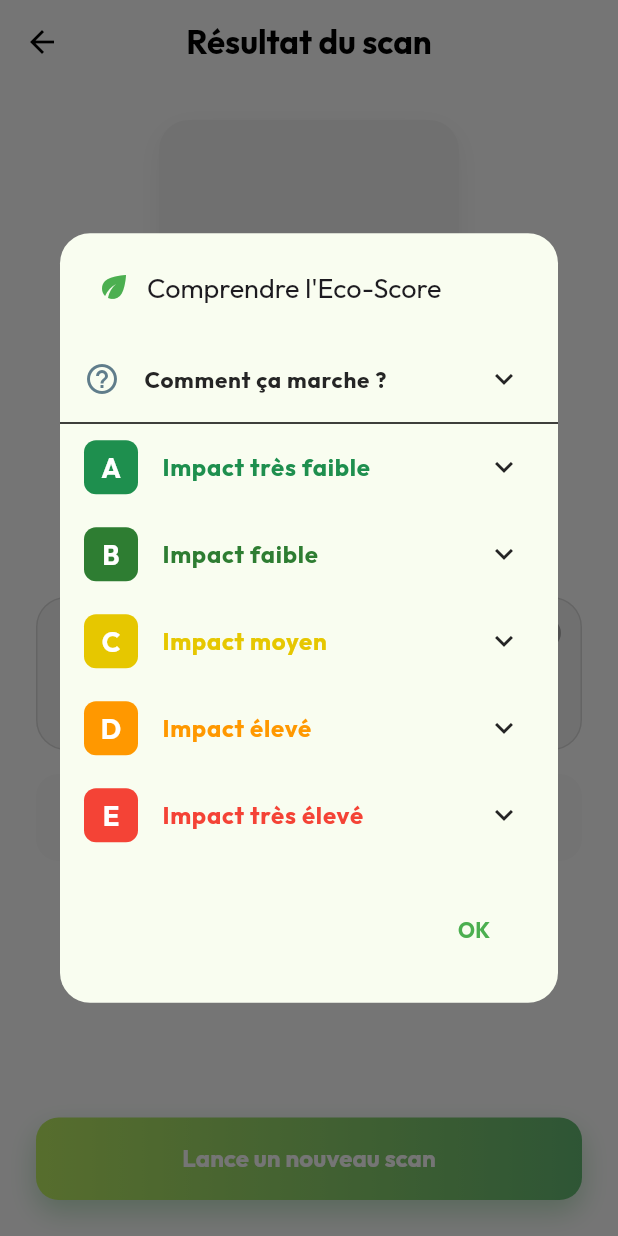
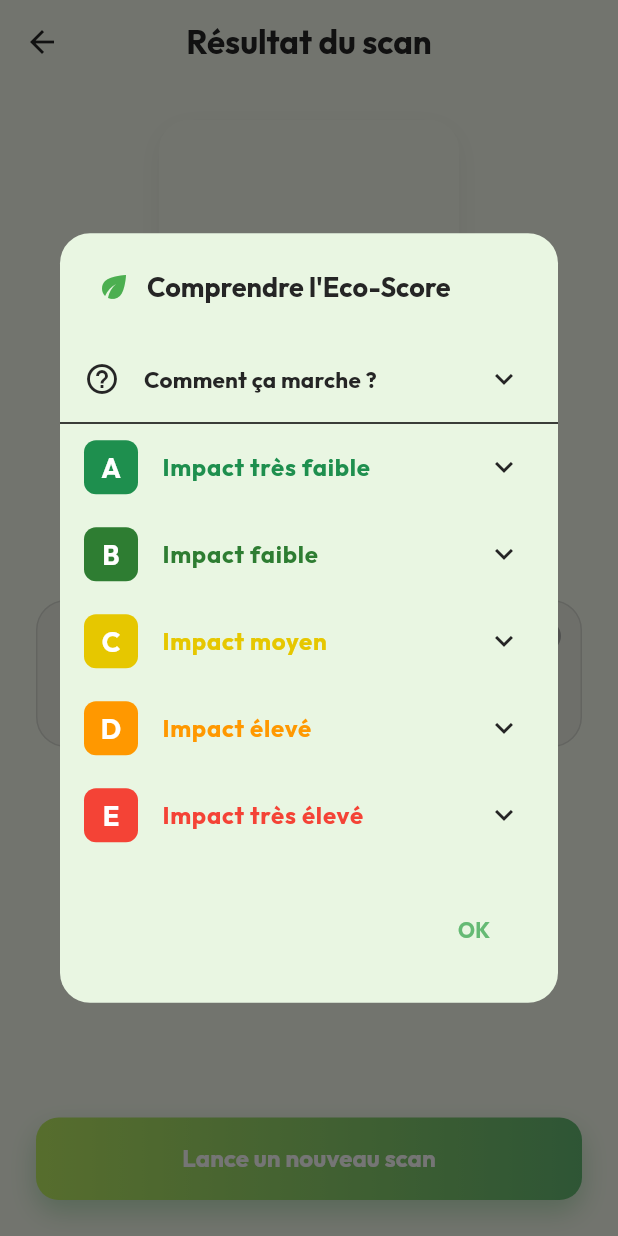
Before and after one commit to MorganPhlp/oikos, a Flutter app: the ProductDetailsPage screen opened directly with empty values, after a tap on the "info outline" icon, on a phone screen of 412 x 824 dp. Run offline on Flutter 3.47's test engine with Material 3 defaults, Android fonts, the phone set to English and light mode, and no system bars; our stand-ins replace bloc_concurrency, equatable, fl_chart, flutter_animate, flutter_bloc, fpdart and 9 more; missing offline and left inert: contribution_heatmap, flutter_confetti, flutter_js, mobile_scanner, syncfusion_flutter_pdfviewer; accounts and stored records are empty; network calls fail.

Commit message:
[Code-Barres] : => Suggestion finie => couleurs des pages de la feature scan s'adapte bien au light mode et dark mode

```diff
--- a/lib/features/codeBarre/presentation/pages/product_details_page.dart
+++ b/lib/features/codeBarre/presentation/pages/product_details_page.dart
@@ -15,6 +15,10 @@ class ProductDetailsPage extends StatelessWidget {
 
   @override
   Widget build(BuildContext context) {
+    final theme = Theme.of(context);//theme global de l'appli
+    final colorScheme = theme.colorScheme;
+    final textTheme = theme.textTheme;
+
     // Récupération des scores (ou '?' si inconnu)
     final ecoScore = aliment.ecoScore?.toUpperCase() ?? '?';
     final nutriScore = aliment.nutriScore?.toUpperCase() ?? '?';
@@ -23,17 +27,20 @@ class ProductDetailsPage extends StatelessWidget {
     return BlocProvider(
       create: (_) => serviceLocator<AlternativeProductCubit>()..loadAlternative(aliment),
       child: Scaffold(
-        backgroundColor: Colors.white,
+        backgroundColor: colorScheme.surface,
         appBar: AppBar(
           backgroundColor: Colors.transparent,
           elevation: 0,
           leading: IconButton(
-            icon: const Icon(Icons.arrow_back, color: Colors.black),
+            icon: Icon(Icons.arrow_back, color: colorScheme.onSurface),
             onPressed: () => context.pop(),
           ),
-          title: const Text(
+          title: Text(
             "Résultat du scan",
-            style: TextStyle(color: Colors.black, fontWeight: FontWeight.bold),
+            style: textTheme.titleLarge?.copyWith(
+              fontWeight: FontWeight.bold,
+              color: colorScheme.onSurface,
+            ),
           ),
           centerTitle: true,
         ),
@@ -52,7 +59,7 @@ class ProductDetailsPage extends StatelessWidget {
                           height: 200,
                           width: 200,
                           decoration: BoxDecoration(
-                            color: Colors.grey[100],
+                            color: colorScheme.surfaceContainerHighest,
                             borderRadius: BorderRadius.circular(20),
                             boxShadow: [
                               BoxShadow(
@@ -68,14 +75,14 @@ class ProductDetailsPage extends StatelessWidget {
                             child: Image.network(
                               aliment.imageUrl!,
                               fit: BoxFit.cover,
-                              errorBuilder: (_, __, ___) => const Icon(
+                              errorBuilder: (_, __, ___) => Icon(
                                   Icons.fastfood,
                                   size: 50,
-                                  color: Colors.grey),
+                                  color: colorScheme.onSurfaceVariant),
                             ),
                           )
-                              : const Icon(Icons.image_not_supported,
-                              size: 50, color: Colors.grey),
+                              : Icon(Icons.image_not_supported,
+                              size: 50, color: colorScheme.onSurfaceVariant),
                         ),
                       ),
                       const SizedBox(height: 24),
@@ -83,15 +90,19 @@ class ProductDetailsPage extends StatelessWidget {
                       // --- TITRE ET MARQUE ---
                       Text(
                         aliment.nom,
-                        style: const TextStyle(
-                            fontSize: 22, fontWeight: FontWeight.bold),
+                        style: textTheme.headlineSmall?.copyWith(
+                          fontWeight: FontWeight.bold,
+                          color: colorScheme.onSurface,
+                        ),
                         textAlign: TextAlign.center,
                       ),
                       if (aliment.marque != null) ...[
                         const SizedBox(height: 8),
                         Text(
                           aliment.marque!,
-                          style: TextStyle(fontSize: 16, color: Colors.grey[600]),
+                          style: textTheme.bodyLarge?.copyWith(
+                            color: colorScheme.onSurfaceVariant,
+                          ),
                           textAlign: TextAlign.center,
                         ),
                       ],
@@ -117,13 +128,12 @@ class ProductDetailsPage extends StatelessWidget {
                                 Column(
                                   crossAxisAlignment: CrossAxisAlignment.start,
                                   children: [
-                                    const Text("Eco-Score",
-                                        style: TextStyle(
-                                            fontSize: 14, color: Colors.black54)),
+                                    Text("Eco-Score",
+                                        style: textTheme.bodyMedium?.copyWith(
+                                            color: colorScheme.onSurface.withOpacity(0.7))),
                                     Text(
                                       isEcoScoreKnown ? "Classe $ecoScore" : "Inconnu",
-                                      style: TextStyle(
-                                        fontSize: 28,
+                                      style: textTheme.headlineMedium?.copyWith(
                                         fontWeight: FontWeight.w900,
                                         color: _getScoreColor(ecoScore),
                                       ),
@@ -154,15 +164,16 @@ class ProductDetailsPage extends StatelessWidget {
                         padding: const EdgeInsets.symmetric(
                             horizontal: 20, vertical: 15),
                         decoration: BoxDecoration(
-                          color: Colors.grey[50],
+                          color: colorScheme.surfaceContainerHighest.withOpacity(0.5),
                           borderRadius: BorderRadius.circular(15),
                         ),
                         child: Row(
                           mainAxisAlignment: MainAxisAlignment.spaceBetween,
                           children: [
-                            const Text("Nutri-Score",
-                                style: TextStyle(
-                                    fontSize: 16, fontWeight: FontWeight.w600)),
+                            Text("Nutri-Score",
+                                style: textTheme.titleMedium?.copyWith(
+                                    fontWeight: FontWeight.w600,
+                                    color: colorScheme.onSurface)),
                             Container(
                               padding: const EdgeInsets.symmetric(
                                   horizontal: 12, vertical: 4),
@@ -189,10 +200,13 @@ class ProductDetailsPage extends StatelessWidget {
                       BlocBuilder<AlternativeProductCubit, AlternativeProductState>(
                         builder: (context, state) {
                           if (state is AlternativeProductLoading) {
-                            return const Center(
+                            return Center(
                               child: Padding(
-                                padding: EdgeInsets.all(8.0),
-                                child: CircularProgressIndicator(strokeWidth: 2),// peut etre  a retirer
+                                padding: const EdgeInsets.all(8.0),
+                                child: CircularProgressIndicator(
+                                  strokeWidth: 2,
+                                  color: colorScheme.primary,
+                                ),
                               ),
                             );
                           }
@@ -207,10 +221,11 @@ class ProductDetailsPage extends StatelessWidget {
                       ),
 
                       const SizedBox(height: 24),
-                      const Text(
+                      Text(
                         "Données issues d'Open Food Facts.",
-                        style: TextStyle(
-                            color: Colors.grey, fontSize: 12, fontStyle: FontStyle.italic),
+                        style: textTheme.bodySmall?.copyWith(
+                            color: colorScheme.outline, // Gris subtil
+                            fontStyle: FontStyle.italic),
                         textAlign: TextAlign.center,
                       ),
                     ],
@@ -238,27 +253,37 @@ class ProductDetailsPage extends StatelessWidget {
 
   // --- WIDGET POUR LA SUGGESTION ---
   Widget _buildAlternativeCard(BuildContext context, AlimentEntity alternative) {
+    final theme = Theme.of(context);
+    final colorScheme = theme.colorScheme;
+    final isDark = theme.brightness == Brightness.dark;
+    final cardBgColor = isDark ? Colors.green.shade900.withOpacity(0.3) : Colors.green.shade50;
+    final cardBorderColor = isDark ? Colors.green.shade700 : Colors.green.shade200;
+    final iconColor = isDark ? Colors.green.shade300 : Colors.green.shade700;
+    final titleColor = isDark ? Colors.green.shade200 : Colors.green.shade800;
+
     final altEcoScore = alternative.ecoScore?.toUpperCase() ?? '?';
     final bool isAltEcoScoreKnown = ['A', 'B', 'C', 'D', 'E'].contains(altEcoScore);
+
+
 
     return Container(
       padding: const EdgeInsets.all(16),
       decoration: BoxDecoration(
-        color: Colors.green.shade50, // Fond vert très clair pour attirer l'oeil
+        color: cardBgColor, // Fond vert très clair pour attirer l'oeil
         borderRadius: BorderRadius.circular(16),
-        border: Border.all(color: Colors.green.shade200),
+        border: Border.all(color: cardBorderColor),
       ),
       child: Column(
         crossAxisAlignment: CrossAxisAlignment.start,
         children: [
           Row(
             children: [
-              Icon(Icons.eco, color: Colors.green.shade700, size: 20),
+              Icon(Icons.eco, color: iconColor, size: 20),
               const SizedBox(width: 8),
               Text(
                 "Alternative plus écologique",
                 style: TextStyle(
-                  color: Colors.green.shade800,
+                  color: titleColor,
                   fontWeight: FontWeight.bold,
                   fontSize: 16,
                 ),
@@ -279,14 +304,14 @@ class ProductDetailsPage extends StatelessWidget {
                   child: Container(
                     height: 60,
                     width: 60,
-                    color: Colors.white,
+                    color: colorScheme.surface,
                     child: alternative.imageUrl != null
                         ? Image.network(
                       alternative.imageUrl!,
                       fit: BoxFit.cover,
                       // AJOUT DE LA SÉCURITÉ pour l'affichage
                       errorBuilder: (context, error, stackTrace) {
-                        return const Icon(Icons.image_not_supported, color: Colors.grey);
+                        return Icon(Icons.image_not_supported, color: colorScheme.onSurfaceVariant);
                       },
                     )
                         : const Icon(Icons.image, color: Colors.grey),
@@ -302,12 +327,17 @@ class ProductDetailsPage extends StatelessWidget {
                         alternative.nom,
                         maxLines: 2,
                         overflow: TextOverflow.ellipsis,
-                        style: const TextStyle(fontWeight: FontWeight.w600, fontSize: 15),
+                        style: theme.textTheme.titleMedium?.copyWith(
+                          fontWeight: FontWeight.w600,
+                          color: colorScheme.onSurface,
+                        ),
                       ),
                       if (alternative.marque != null)
                         Text(
                           alternative.marque!,
-                          style: TextStyle(color: Colors.grey.shade600, fontSize: 13),
+                          style: theme.textTheme.bodyMedium?.copyWith(
+                            color: colorScheme.onSurfaceVariant,
+                          ),
                         ),
                     ],
                   ),
@@ -327,7 +357,7 @@ class ProductDetailsPage extends StatelessWidget {
                   ),
                 ),
                 const SizedBox(width: 8),
-                const Icon(Icons.arrow_forward_ios, size: 16, color: Colors.grey),
+                Icon(Icons.arrow_forward_ios, size: 16, color: colorScheme.onSurfaceVariant),
               ],
             ),
           ),
--- a/lib/features/codeBarre/presentation/widgets/eco_score_legend_dialog.dart
+++ b/lib/features/codeBarre/presentation/widgets/eco_score_legend_dialog.dart
@@ -5,78 +5,106 @@ class EcoScoreLegendDialog extends StatelessWidget {
 
   @override
   Widget build(BuildContext context) {
+    // Récupération du thème pour l'harmonisation
+    final theme = Theme.of(context);
+    final colorScheme = theme.colorScheme;
+    final textTheme = theme.textTheme;
+
     return AlertDialog(
+      backgroundColor: colorScheme.surface,
+      surfaceTintColor: colorScheme.surfaceTint, // Petit effet teinté Material 3
+
       shape: RoundedRectangleBorder(borderRadius: BorderRadius.circular(20)),
-      // Le titre reste fixe en haut
-      title: const Row(
+
+      title: Row(
         children: [
-          Icon(Icons.eco, color: Colors.green),
-          SizedBox(width: 10),
-          Text("Comprendre l'Eco-Score", style: TextStyle(fontSize: 18)),
+          const Icon(Icons.eco, color: Colors.green),
+          const SizedBox(width: 10),
+          Expanded( // Expanded au cas où le texte est long sur petit écran
+            child: Text(
+              "Comprendre l'Eco-Score",
+              style: textTheme.titleLarge?.copyWith(
+                fontSize: 18,
+                fontWeight: FontWeight.bold,
+                color: colorScheme.onSurface, // Texte qui s'adapte (noir/blanc)
+              ),
+            ),
+          ),
         ],
       ),
-      contentPadding: const EdgeInsets.fromLTRB(0, 20, 0, 24), // On gère le padding nous-mêmes
+
+      contentPadding: const EdgeInsets.fromLTRB(0, 20, 0, 24),
+
       content: SizedBox(
-        width: double.maxFinite, // Force la largeur max pour le menu déroulant
+        width: double.maxFinite,
         child: SingleChildScrollView(
           child: Column(
             children: [
-              // --- 1. SECTION EXPLICATION GÉNÉRALE ---
-              const ExpansionTile(
-                leading: Icon(Icons.help_outline, color: Colors.blueGrey),
+              // --- SECTION EXPLICATION GÉNÉRALE ---
+              ExpansionTile(
+                leading: Icon(Icons.help_outline, color: colorScheme.onSurfaceVariant),
+
                 title: Text(
                   "Comment ça marche ?",
-                  style: TextStyle(fontWeight: FontWeight.bold, fontSize: 15),
+                  style: textTheme.titleMedium?.copyWith(
+                    fontWeight: FontWeight.bold,
+                    fontSize: 15,
+                    color: colorScheme.onSurface,
+                  ),
                 ),
-                childrenPadding: EdgeInsets.all(16),
+                childrenPadding: const EdgeInsets.all(16),
                 children: [
                   Text(
                     "En coulisse, l’Éco-score repose sur un score sur 100 points qui résume l’analyse du cycle de vie (ACV) du produit : matières premières, fabrication, transport, utilisation, déchets.\n\n"
                         "À ce score de base s’ajoutent des bonus/malus pour des éléments comme : agriculture biologique, labels (AB, Label Rouge, Fairtrade…), origine et saisonnalité, type d’emballage, présence d’ingrédients liés à la déforestation ou à la surpêche.\n\n"
                         "Le score final sur 100 est ensuite converti en lettre.",
-
-                    style: TextStyle(fontSize: 14, color: Colors.black87, height: 1.4,),
+                    style: textTheme.bodyMedium?.copyWith(
+                      height: 1.4,
+                      color: colorScheme.onSurfaceVariant, // Texte gris lisible
+                    ),
                   ),
                 ],
               ),
 
-              const Divider(height: 1), // Ligne de séparation
+              Divider(height: 1, color: colorScheme.outlineVariant), // Séparateur discret
 
-              // --- 2. LES LETTRES (A à E) ---
+              // --- LES LETTRES (A à E) ---
+              // Note: Les couleurs des scores (Vert, Jaune, Rouge) sont sémantiques
+              // et doivent rester fixes, même en mode sombre.
               _buildGradeTile(
+                context,
                 letter: "A",
                 color: const Color(0xFF1E8F4E),
                 title: "Impact très faible",
-                description:
-                "Le produit est parmi les meilleurs de sa catégorie : matières premières peu polluantes, modes de production plus durables (souvent bio ou avec labels), peu d’émissions de gaz à effet de serre, emballage limité, bonne fin de vie (recyclable, peu de déchets).",
+                description: "Le produit est parmi les meilleurs de sa catégorie : matières premières peu polluantes, modes de production plus durables (souvent bio ou avec labels), peu d’émissions de gaz à effet de serre, emballage limité, bonne fin de vie.",
               ),
               _buildGradeTile(
+                context,
                 letter: "B",
                 color: const Color(0xFF2E7D32),
                 title: "Impact faible",
-                description:
-                "Le produit reste globalement bon pour l’environnement, mais avec quelques points moins optimisés que A (plus d’énergie utilisée, un peu plus de transport, moins de labels, emballage un peu plus impactant, etc.).",
+                description: "Le produit reste globalement bon pour l’environnement, mais avec quelques points moins optimisés que A (plus d’énergie utilisée, un peu plus de transport, moins de labels, emballage un peu plus impactant, etc.).",
               ),
               _buildGradeTile(
+                context,
                 letter: "C",
                 color: const Color(0xFFE6C700),
                 title: "Impact moyen",
-                description:
-                "On est dans la « moyenne » de ce qui se fait : ni particulièrement vertueux ni particulièrement mauvais, avec un impact significatif sur le climat, les ressources et la pollution, mais comparable à beaucoup de produits similaires.",
+                description: "On est dans la « moyenne » de ce qui se fait : ni particulièrement vertueux ni particulièrement mauvais, avec un impact significatif sur le climat, les ressources et la pollution, mais comparable à beaucoup de produits similaires.",
               ),
               _buildGradeTile(
+                context,
                 letter: "D",
                 color: Colors.orange,
                 title: "Impact élevé",
-                description:
-                "Le produit génère beaucoup d’émissions, consomme plus de ressources, peut venir de systèmes de production intensifs, être fortement transformé et/ou sur-emballé, avec peu de compensations positives (peu ou pas de labels, transports longs, etc.).",
+                description: "Le produit génère beaucoup d’émissions, consomme plus de ressources, peut venir de systèmes de production intensifs, être fortement transformé et/ou sur-emballé, avec peu de compensations positives.",
               ),
               _buildGradeTile(
+                context,
                 letter: "E",
                 color: Colors.red,
                 title: "Impact très élevé",
-                description:
-                "Le produit fait partie des plus impactants de sa catégorie : forte contribution au changement climatique, pression importante sur les écosystèmes (déforestation, espèces menacées, etc.), emballage et fin de vie peu favorables. À éviter autant que possible.",
+                description: "Le produit fait partie des plus impactants de sa catégorie : forte contribution au changement climatique, pression importante sur les écosystèmes (déforestation, espèces menacées, etc.), emballage et fin de vie peu favorables.",
               ),
             ],
           ),
@@ -85,20 +113,24 @@ class EcoScoreLegendDialog extends StatelessWidget {
       actions: [
         TextButton(
           onPressed: () => Navigator.pop(context),
-          style: TextButton.styleFrom(foregroundColor: Colors.green),
+          style: TextButton.styleFrom(foregroundColor: colorScheme.primary),
           child: const Text("OK", style: TextStyle(fontWeight: FontWeight.bold)),
         )
       ],
     );
   }
 
-  // Helper pour créer les menus déroulants des lettres
-  Widget _buildGradeTile({
-    required String letter,
-    required Color color,
-    required String title,
-    required String description,
-  }) {
+  // Helper mis à jour pour prendre le context
+  Widget _buildGradeTile(
+      BuildContext context, {
+        required String letter,
+        required Color color,
+        required String title,
+        required String description,
+      }) {
+    final theme = Theme.of(context);
+    final colorScheme = theme.colorScheme;
+
     return ExpansionTile(
       leading: Container(
         width: 36,
@@ -121,14 +153,17 @@ class EcoScoreLegendDialog extends StatelessWidget {
         title,
         style: TextStyle(
           fontWeight: FontWeight.bold,
-          color: color, // On met le titre de la couleur du score
+          color: color,
         ),
       ),
       childrenPadding: const EdgeInsets.all(16),
       children: [
         Text(
           description,
-          style: const TextStyle(fontSize: 14, color: Colors.black87, height: 1.3),
+          style: theme.textTheme.bodyMedium?.copyWith(
+            height: 1.3,
+            color: colorScheme.onSurface,
+          ),
         ),
       ],
     );
```
